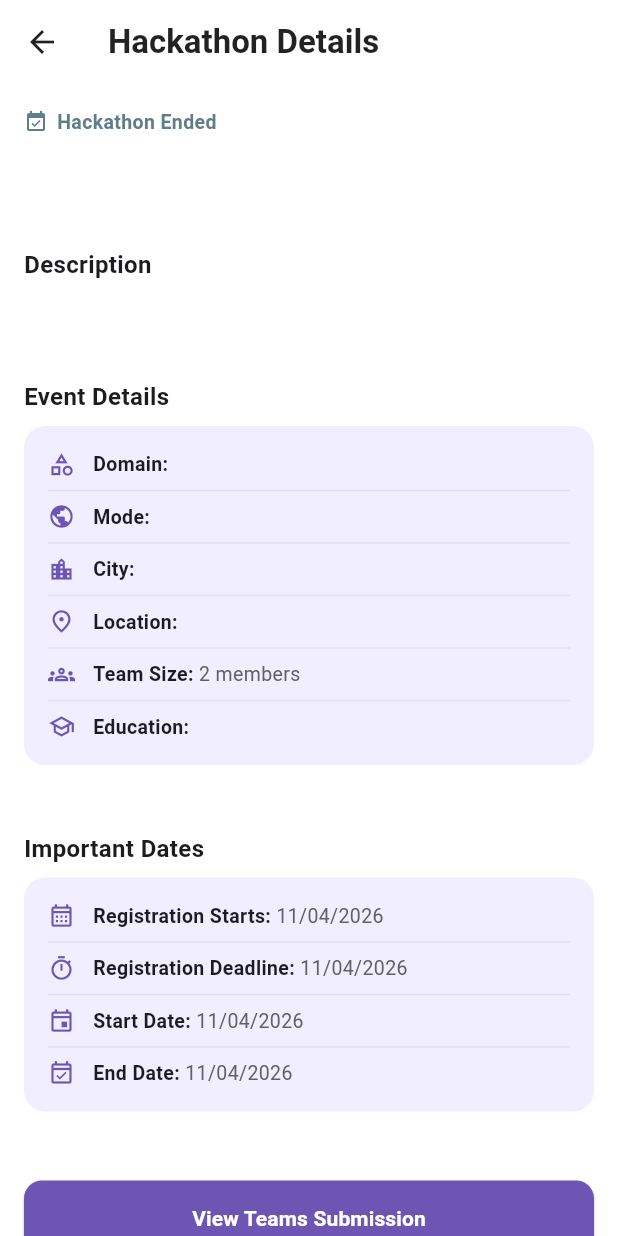
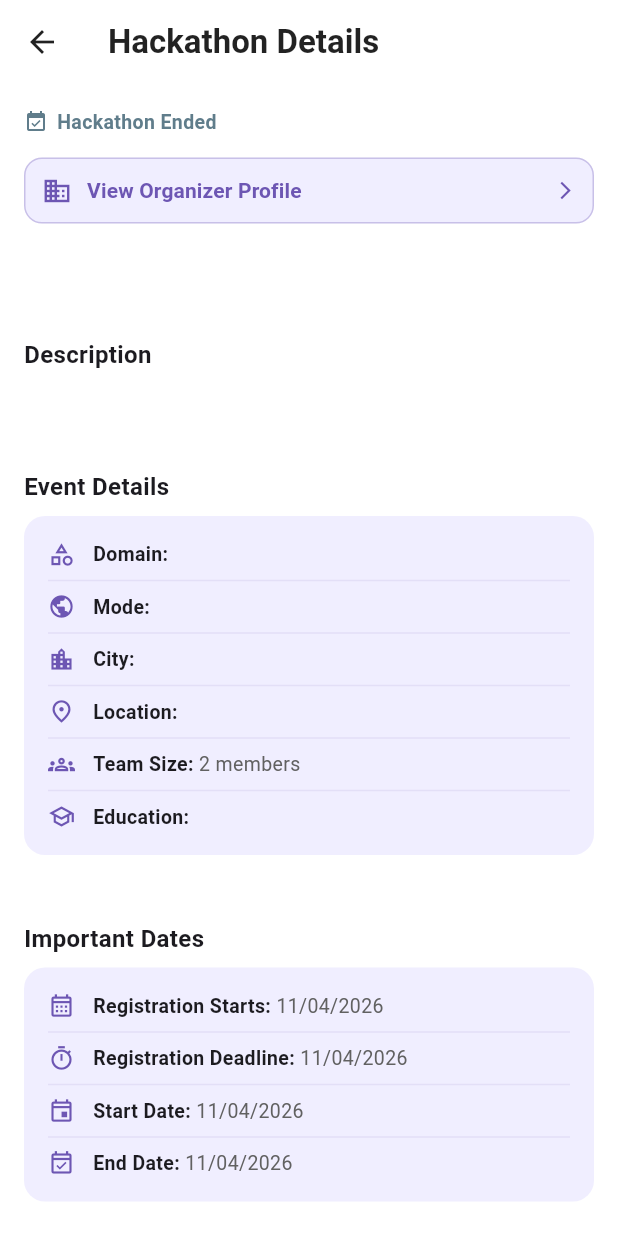
Before and after one commit to judimfm-creator/BuildMate-SWE444, a Flutter app: the HackathonMiniCard widget shown alone on an empty page, opened directly with empty values, after a tap on "View Details", on a phone screen of 412 x 824 dp. Run offline on Flutter 3.47's test engine with Material 3 defaults, Android fonts, the phone set to English and light mode, and no system bars; our stand-ins replace cloud_firestore, firebase_auth, firebase_core, font_awesome_flutter, image_picker; accounts and stored records are empty.

Commit message:
Add organizer profile button

```diff
--- a/lib/view/hackathon_details_view.dart
+++ b/lib/view/hackathon_details_view.dart
@@ -4,10 +4,12 @@ import 'package:flutter/material.dart';
 import 'package:intl/intl.dart';
 
 import '../model/hackathon.dart';
+import '../model/org_model.dart';
 import '../widgets/buildmate_app_bar.dart';
 import 'create_team_post_view.dart';
 import 'hackathon_teams_view.dart' as teams_view;
 import 'institution_team_posts_view.dart' as institution_posts;
+import 'institution_public_profile_page.dart';
 import 'my_team_post_view.dart';
 
 class HackathonDetailsView extends StatefulWidget {
@@ -38,9 +40,35 @@ class _HackathonDetailsViewState extends State<HackathonDetailsView> {
     return null;
   }
 
+  // 🔥 الجديد (فتح بروفايل المنشأة)
+  Future<void> _openInstitutionProfile(BuildContext context) async {
+    try {
+      final orgId = widget.hackathon.organizationId;
+
+      final doc = await FirebaseFirestore.instance
+          .collection('organizations')
+          .doc(orgId)
+          .get();
+
+      if (!doc.exists || doc.data() == null) return;
+
+      final org = OrgModel.fromMap(doc.data()!);
+
+      if (!context.mounted) return;
+
+      Navigator.push(
+        context,
+        MaterialPageRoute(
+          builder: (_) => InstitutionPublicProfilePage(org: org),
+        ),
+      );
+    } catch (e) {
+      // ما نخرب شي
+    }
+  }
+
   @override
   Widget build(BuildContext context) {
-    // ✅ ضبط الموعد النهائي الدقيق (نهاية اليوم 23:59:59) لضمان التزامن مع الكروت
     final DateTime now = DateTime.now();
     final DateTime deadlineDateTime = DateTime(
       widget.hackathon.applicationDeadline.year,
@@ -51,7 +79,7 @@ class _HackathonDetailsViewState extends State<HackathonDetailsView> {
 
     final bool isEventEnded = widget.hackathon.endDate.isBefore(now);
     final bool regNotStarted = now.isBefore(widget.hackathon.applicationOpenDate);
-    final bool regClosed = now.isAfter(deadlineDateTime); // يستخدم التوقيت الجديد
+    final bool regClosed = now.isAfter(deadlineDateTime);
     final String? currentUid = FirebaseAuth.instance.currentUser?.uid;
 
     return Scaffold(
@@ -77,11 +105,42 @@ class _HackathonDetailsViewState extends State<HackathonDetailsView> {
                   child: Column(
                     crossAxisAlignment: CrossAxisAlignment.start,
                     children: [
-                      // ✅ تم استدعاء البادج المحدث
                       _buildSimpleStatusBadge(regNotStarted, regClosed, isEventEnded),
                       const SizedBox(height: 12),
 
+SizedBox(
+  width: double.infinity,
+  child: OutlinedButton(
+    style: OutlinedButton.styleFrom(
+      backgroundColor: _lightPurple,
+      side: BorderSide(color: _purple.withOpacity(0.3)),
+      shape: RoundedRectangleBorder(
+        borderRadius: BorderRadius.circular(12),
+      ),
+      padding: const EdgeInsets.symmetric(vertical: 12, horizontal: 12),
+    ),
+    onPressed: () => _openInstitutionProfile(context),
+    child: Row(
+      children: [
+        const Icon(Icons.business, color: _purple, size: 20),
+        const SizedBox(width: 10),
+        Expanded(
+          child: Text(
+            "View Organizer Profile",
+            style: const TextStyle(
+              color: _purple,
+              fontWeight: FontWeight.bold,
+              fontSize: 14,
+            ),
+          ),
+        ),
+        const Icon(Icons.arrow_forward_ios, size: 14, color: _purple),
+      ],
+    ),
+  ),
+),
 
+const SizedBox(height: 12),
 
                       Text(
                         widget.hackathon.name,
@@ -123,7 +182,6 @@ class _HackathonDetailsViewState extends State<HackathonDetailsView> {
                       ],
 
                       const SizedBox(height: 30),
-                      // ✅ تم تمرير الحالة المحدثة للأزرار لضمان عملها حتى 11:59م
                       _buildActionButtons(context, isInstitution, currentUid, regNotStarted, regClosed),
                       const SizedBox(height: 40),
                     ],
@@ -134,9 +192,6 @@ class _HackathonDetailsViewState extends State<HackathonDetailsView> {
     );
   }
 
-  // --- UI Helpers ---
-
-  // ✅ تحديث البادج ليدعم الحالات الثلاث بدقة الوقت الجديدة
   Widget _buildSimpleStatusBadge(bool ns, bool cl, bool ended) {
     String label = "Registration Open";
     Color color = Colors.green;
--- a/lib/widgets/hackathon_mini_card.dart
+++ b/lib/widgets/hackathon_mini_card.dart
@@ -172,9 +172,10 @@ class HackathonMiniCard extends StatelessWidget {
 
             if (!isPast) ...[
               const SizedBox(height: 8),
-
-              SizedBox(
-                width: double.infinity,
+              Row(
+                children: [
+                  Expanded(
+                    child: SizedBox(
                       height: 42,
                       child: OutlinedButton(
                         style: OutlinedButton.styleFrom(
@@ -204,11 +205,10 @@ class HackathonMiniCard extends StatelessWidget {
                         ),
                       ),
                     ),
-
-              const SizedBox(height: 8),
-
-              SizedBox(
-                width: double.infinity,
+                  ),
+                  const SizedBox(width: 8),
+                  Expanded(
+                    child: SizedBox(
                       height: 42,
                       child: OutlinedButton(
                         style: OutlinedButton.styleFrom(
@@ -228,6 +228,9 @@ class HackathonMiniCard extends StatelessWidget {
                           ),
                         ),
                       ),
+                    ),
+                  ),
+                ],
               ),
             ],
           ],
```
Also changed, not shown: lib/view/institution_public_profile_page.dart (added, +255 -0 lines), lib/widgets/hackathon_card.dart (+11 -8 lines). Lines whose indentation alone changed are shown as unchanged.
